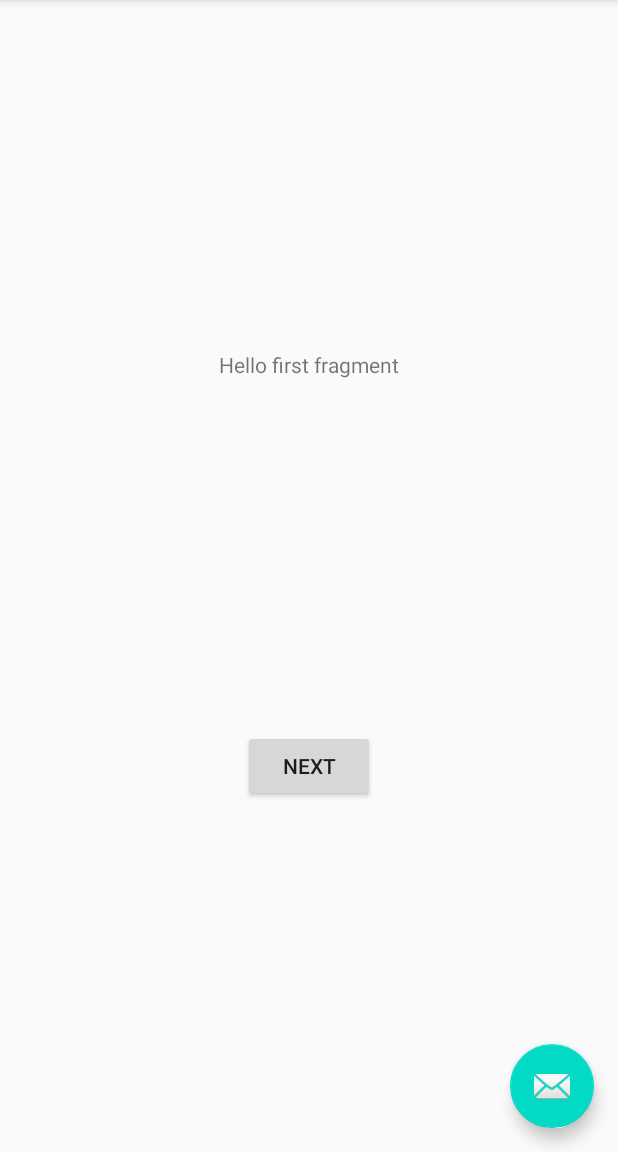
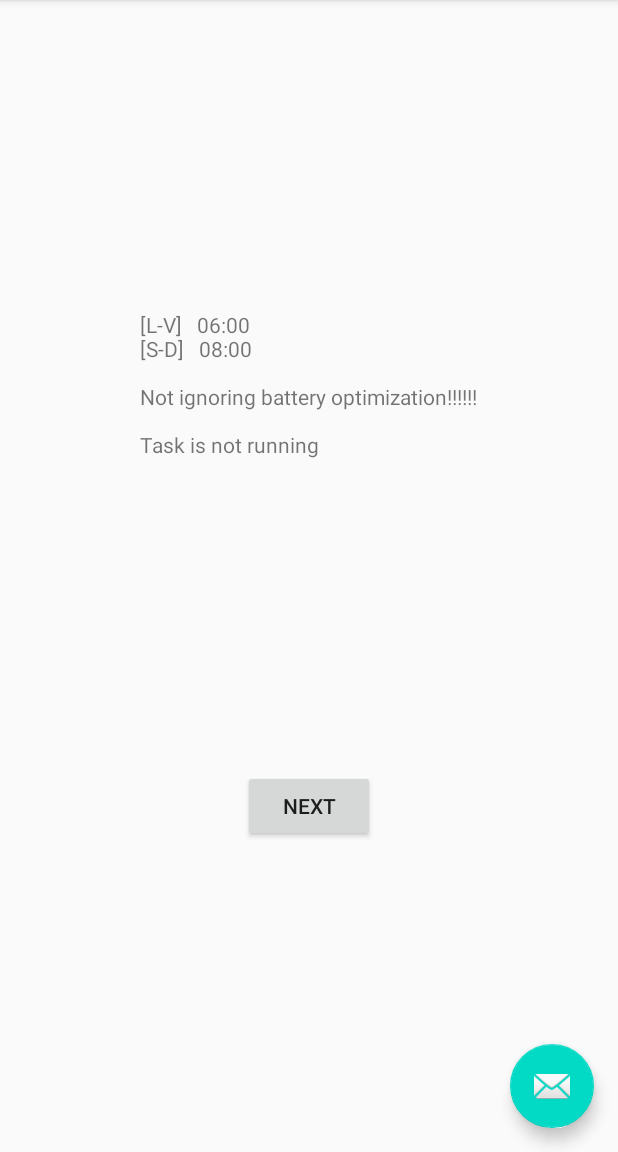
Before and after one commit to ollbap/RadioDownloader, an Android app: the screen it shows after launch (MainActivity), on a phone screen of 412 x 824 dp, the part 84-1236 px from its top. Run offline under Robolectric (Android 15) with nearby library versions, the phone set to English and light mode, and no system bars.

Commit message:
Added descriptions on main screen

```diff
--- a/app/src/main/java/es/ollbap/radiodownloader/MainActivity.java
+++ b/app/src/main/java/es/ollbap/radiodownloader/MainActivity.java
@@ -1,6 +1,7 @@
 package es.ollbap.radiodownloader;
 
 import android.Manifest;
+import android.content.Context;
 import android.content.pm.PackageManager;
 import android.os.Bundle;
 
@@ -12,19 +13,25 @@ import androidx.appcompat.widget.Toolbar;
 import androidx.core.app.ActivityCompat;
 import androidx.core.content.ContextCompat;
 
+import android.os.PowerManager;
 import android.view.View;
 import android.view.Menu;
 import android.view.MenuItem;
+import android.widget.TextView;
 
 import java.text.SimpleDateFormat;
 import java.util.Calendar;
 import java.util.Locale;
+import java.util.Timer;
+import java.util.TimerTask;
 
 import static es.ollbap.radiodownloader.Util.logI;
 import static es.ollbap.radiodownloader.Util.programNextAlarm;
 import static es.ollbap.radiodownloader.Util.programTestAlarm;
 
 public class MainActivity extends AppCompatActivity {
+
+    private Timer autoUpdate;
 
     @Override
     protected void onCreate(Bundle savedInstanceState) {
@@ -126,5 +133,49 @@ public class MainActivity extends AppCompatActivity {
     protected void onResume() {
         super.onResume();
         requestPermissions();
+        autoUpdate = new Timer();
+        autoUpdate.schedule(new TimerTask() {
+            @Override
+            public void run() {
+                runOnUiThread(new Runnable() {
+                    public void run() {
+                        refreshContent();
+                    }
+                });
+            }
+        }, 0, 1000); //
+    }
+
+    @Override
+    protected void onPause() {
+        autoUpdate.cancel();
+        super.onPause();
+    }
+
+    private void refreshContent() {
+        TextView toolbar = findViewById(R.id.textview_first);
+
+        StringBuilder sb = new StringBuilder();
+
+        sb.append("[L-V]   ");
+        sb.append(String.format("%02d:%02d", Configuration.ALARM_WEEKDAY_HOUR, Configuration.ALARM_WEEKDAY_MINUTE));
+        sb.append("\n");
+
+        sb.append("[S-D]   ");
+        sb.append(String.format("%02d:%02d", Configuration.ALARM_WEEKEND_HOUR, Configuration.ALARM_WEEKEND_MINUTE));
+        sb.append("\n");
+
+        PowerManager pm = (PowerManager) getSystemService(Context.POWER_SERVICE);
+        assert pm != null;
+        boolean ignoringBatteryOptimization = pm.isIgnoringBatteryOptimizations(getPackageName());
+
+        if (!ignoringBatteryOptimization) {
+            sb.append("\nNot ignoring battery optimization!!!!!!\n");
+        }
+
+        sb.append("\n");
+        sb.append(Util.getDownloadTaskProgress());
+
+        toolbar.setText(sb.toString());
     }
 }
--- a/app/src/main/java/es/ollbap/radiodownloader/Util.java
+++ b/app/src/main/java/es/ollbap/radiodownloader/Util.java
@@ -171,7 +171,7 @@ public final class Util {
         if (instance != null) {
             updateText = "Download status "+instance.getStatus()+" "+instance.getDownloadedSizeTag();
             if (instance.isAllowMetered()) {
-                updateText += " (metered allowed)";
+                updateText += "\n(metered allowed)";
             }
         }
 
```
Also changed, not shown: app/src/main/res/layout/activity_main_legacy.xml (deleted, +0 -34 lines).
